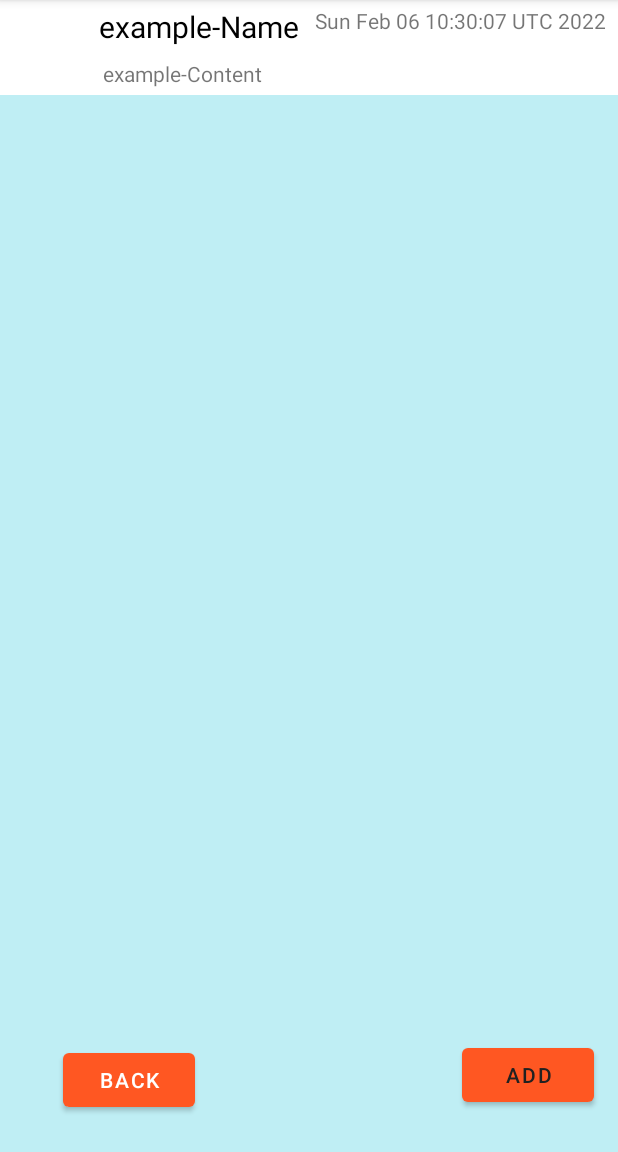
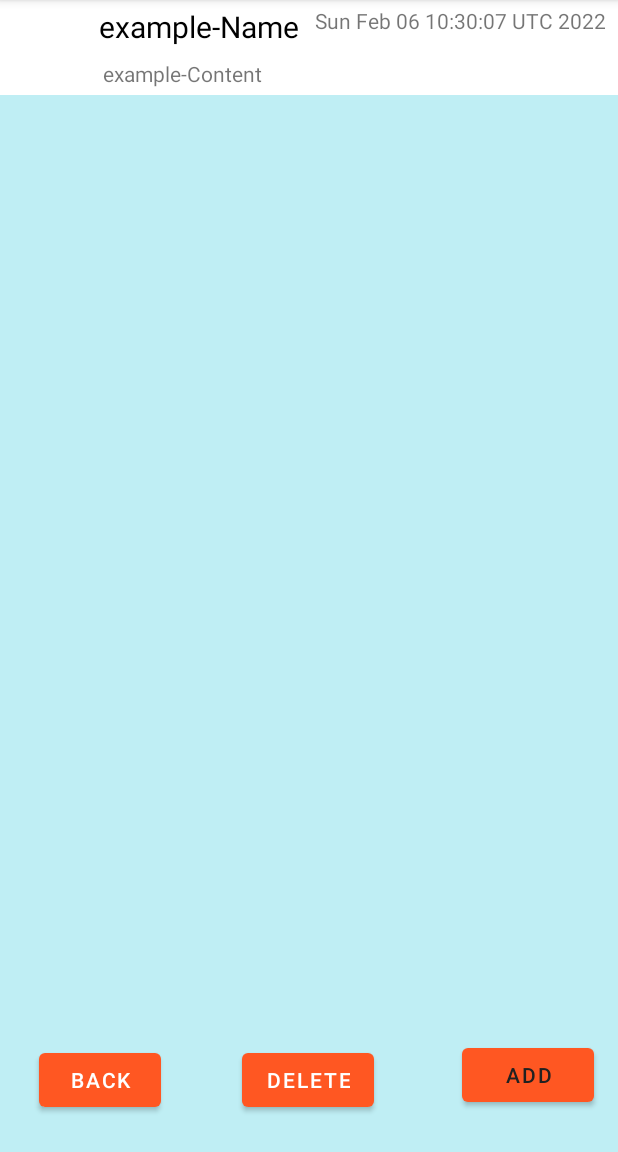
Before and after one commit to GiovanniFontani/Rewind, an Android app: the BookmarkFragment screen opened through its navigation route, on a phone screen of 412 x 824 dp, the part 84-1236 px from its top. Run offline under Robolectric (Android 15) with nearby library versions, the phone set to English and light mode, and no system bars; our stand-ins replace Room's generated code.

Commit message:
Bookmark DB and Sounds/Anim
Refined database interactions
Added sounds and animations libraries and functionalities
Added bookmark recycler view row selection
Pending bookmark delete interaction

```diff
--- a/app/src/main/java/com/example/rewind/bookmarking/BookmarkFragment.java
+++ b/app/src/main/java/com/example/rewind/bookmarking/BookmarkFragment.java
@@ -1,11 +1,8 @@
 package com.example.rewind.bookmarking;
-
-import static android.app.Activity.RESULT_OK;
 
 import android.app.Activity;
 import android.content.Context;
 import android.content.Intent;
-import android.net.Uri;
 import android.os.Bundle;
 
 import androidx.activity.result.ActivityResult;
@@ -13,23 +10,17 @@ import androidx.activity.result.ActivityResultCallback;
 import androidx.activity.result.ActivityResultLauncher;
 import androidx.activity.result.contract.ActivityResultContracts;
 import androidx.fragment.app.Fragment;
-import androidx.lifecycle.ViewModel;
 import androidx.lifecycle.ViewModelProvider;
 import androidx.navigation.fragment.NavHostFragment;
-import androidx.recyclerview.widget.GridLayoutManager;
 import androidx.recyclerview.widget.LinearLayoutManager;
 import androidx.recyclerview.widget.RecyclerView;
 
-import android.util.Log;
 import android.view.LayoutInflater;
 import android.view.View;
 import android.view.ViewGroup;
-import android.widget.Toast;
 
-import com.example.rewind.MainActivity;
 import com.example.rewind.NewBookmarkActivity;
 import com.example.rewind.R;
-import com.example.rewind.VideoPlayerFragment;
 import com.example.rewind.bookmarking.database.Bookmark;
 import com.example.rewind.bookmarking.database.BookmarkViewModel;
 
@@ -61,7 +52,6 @@ public class BookmarkFragment extends Fragment {
         RecyclerView recycler = bookmarkView.findViewById(R.id.recyclerview);
         if (recycler != null) {
             Context context = recycler.getContext();
-            ;
             recycler.setLayoutManager(new LinearLayoutManager(context));
             final BookmarkListAdapter adapter = new BookmarkListAdapter(new BookmarkListAdapter.BookmarkDiff());
             recycler.setAdapter(adapter);
@@ -75,20 +65,22 @@ public class BookmarkFragment extends Fragment {
                 }
             });
             ActivityResultLauncher<Intent> launcher = registerForActivityResult(new ActivityResultContracts.StartActivityForResult(),
-                    new ActivityResultCallback<ActivityResult>() {
-                        @Override
-                        public void onActivityResult(ActivityResult result) {
-                            if (result.getResultCode() == Activity.RESULT_OK) {
-                                Intent data = result.getData();
-                                Bookmark word = new Bookmark(data.getStringExtra(NewBookmarkActivity.EXTRA_REPLY), "example_Document_Name", Calendar.getInstance().getTime());
-                                bookmarkViewModel.insert(word);
-                            }
+                    result -> {
+                        if (result.getResultCode() == Activity.RESULT_OK) {
+                            Intent data = result.getData();
+                            assert data != null;
+                            Bookmark word = new Bookmark(data.getStringExtra(NewBookmarkActivity.EXTRA_REPLY), "example_Document_Name", Calendar.getInstance().getTime());
+                            bookmarkViewModel.insert(word);
                         }
                     });
-            bookmarkView.findViewById(R.id.add_bookmark).setOnClickListener(view -> {
+            bookmarkView.findViewById(R.id.add_bookmark_button).setOnClickListener(view -> {
                 Intent intent = new Intent(this.getActivity(), NewBookmarkActivity.class);
                 launcher.launch(intent);
             });
+            bookmarkView.findViewById(R.id.delete_bookmark_button).setOnClickListener(view -> {
+                bookmarkViewModel.delete(adapter.getSelectedPositionBookmark());
+            });
+
         }
         return bookmarkView;
     }
--- a/app/src/main/java/com/example/rewind/bookmarking/BookmarkListAdapter.java
+++ b/app/src/main/java/com/example/rewind/bookmarking/BookmarkListAdapter.java
@@ -11,7 +11,7 @@ import androidx.recyclerview.widget.ListAdapter;
 import com.example.rewind.bookmarking.database.Bookmark;
 
 public class BookmarkListAdapter extends ListAdapter<Bookmark, BookmarkViewHolder> {
-    int selectedPosition=-1;
+    private int selectedPosition=-1;
     public BookmarkListAdapter(@NonNull DiffUtil.ItemCallback<Bookmark> diffCallback) {
         super(diffCallback);
     }
@@ -38,6 +38,10 @@ public class BookmarkListAdapter extends ListAdapter<Bookmark, BookmarkViewHolde
         });
     }
 
+    public Bookmark getSelectedPositionBookmark() {
+        return getItem(selectedPosition);
+    }
+
     static class BookmarkDiff extends DiffUtil.ItemCallback<Bookmark> {
 
         @Override
--- a/app/src/main/java/com/example/rewind/bookmarking/database/Bookmark.java
+++ b/app/src/main/java/com/example/rewind/bookmarking/database/Bookmark.java
@@ -24,6 +24,8 @@ public class Bookmark {
         @ColumnInfo(name = "date")
         public Date date;
 
+        //TODO: videoName column
+
         public Bookmark(int bk_id, String name, String documentName, Date date){
                 this.bk_id = bk_id;
                 this.name = name;
--- a/app/src/main/java/com/example/rewind/bookmarking/database/BookmarkDAO.java
+++ b/app/src/main/java/com/example/rewind/bookmarking/database/BookmarkDAO.java
@@ -13,15 +13,25 @@ public interface BookmarkDAO {
     @Query("SELECT * FROM bookmark")
     LiveData<List<Bookmark>> getAll();
 
-    @Query("SELECT * FROM bookmark WHERE name IN (:userIds)")
-    LiveData<List<Bookmark>> loadAllByIds(int[] userIds);
+    @Query("SELECT * FROM bookmark WHERE name IN (:bookmark_Ids)")
+    LiveData<List<Bookmark>> loadAllByIds(int[] bookmark_Ids);
 
     @Query("SELECT * FROM bookmark WHERE bk_id LIKE :bk_id")
     Bookmark findById(String bk_id);
 
     @Insert
-    void insertAll(Bookmark... users);
+    void insertAll(Bookmark... bookmarks);
 
     @Delete
-    void delete(Bookmark user);
+    void delete(Bookmark bookmark);
+
+    @Query( "DELETE from bookmark WHERE bk_id =(:bk_id)")
+    void delete(int bk_id);
+
+    @Query ("SELECT * FROM bookmark WHERE documentName =(:documentName)")
+    LiveData<List<Bookmark>> findByLinkedDocumentName(String documentName);
+
+    //TODO: add this
+    //@Query ("SELECT * FROM bookmark WHERE videoName = (:videoName)")
+    //void findByVideoName(String videoName);
 }
--- a/app/src/main/java/com/example/rewind/bookmarking/database/BookmarkRepository.java
+++ b/app/src/main/java/com/example/rewind/bookmarking/database/BookmarkRepository.java
@@ -27,4 +27,16 @@ public class BookmarkRepository {
             bookmarkDAO.insertAll(bookmark);
         });
     }
+
+    void delete(Bookmark bookmark){
+        BookmarkDatabase.databaseWriteExecutor.execute(()->{
+            bookmarkDAO.delete(bookmark);
+        });
+    }
+
+    void delete(int bk_id){
+        BookmarkDatabase.databaseWriteExecutor.execute(()->{
+            bookmarkDAO.delete(bk_id);
+        });
+    }
 }
--- a/app/src/main/java/com/example/rewind/bookmarking/database/BookmarkViewModel.java
+++ b/app/src/main/java/com/example/rewind/bookmarking/database/BookmarkViewModel.java
@@ -22,4 +22,6 @@ public class BookmarkViewModel extends AndroidViewModel {
     public LiveData<List<Bookmark>> getAll() { return allBookmarks; }
 
     public void insert(Bookmark bookmark) { repo.insert(bookmark); }
+    public void delete(Bookmark bookmark) { repo.delete(bookmark); }
+    public void delete(int bk_id) {repo.delete(bk_id); }
 }
--- a/app/src/main/res/layout/fragment_item_list.xml
+++ b/app/src/main/res/layout/fragment_item_list.xml
@@ -8,7 +8,7 @@
     android:orientation="vertical">
 
     <Button
-        android:id="@+id/add_bookmark"
+        android:id="@+id/add_bookmark_button"
         android:layout_width="wrap_content"
         android:layout_height="wrap_content"
         android:layout_marginTop="12dp"
@@ -41,12 +41,23 @@
 
     <Button
         android:id="@+id/nav_from_bookmark_to_intro"
+        android:layout_width="81dp"
+        android:layout_height="48dp"
+        android:layout_marginBottom="24dp"
+        android:text="Back"
+        ads:layout_constraintBottom_toBottomOf="parent"
+        ads:layout_constraintEnd_toStartOf="@+id/add_bookmark_button"
+        ads:layout_constraintHorizontal_bias="0.115"
+        ads:layout_constraintStart_toStartOf="parent" />
+
+    <Button
+        android:id="@+id/delete_bookmark_button"
         android:layout_width="wrap_content"
         android:layout_height="wrap_content"
         android:layout_marginBottom="24dp"
-        android:text="Back"
+        android:text="Delete"
         ads:layout_constraintBottom_toBottomOf="parent"
-        ads:layout_constraintEnd_toStartOf="@+id/add_bookmark"
-        ads:layout_constraintHorizontal_bias="0.192"
-        ads:layout_constraintStart_toStartOf="parent" />
+        ads:layout_constraintEnd_toStartOf="@+id/add_bookmark_button"
+        ads:layout_constraintHorizontal_bias="0.481"
+        ads:layout_constraintStart_toEndOf="@+id/nav_from_bookmark_to_intro" />
 </androidx.constraintlayout.widget.ConstraintLayout>
```
